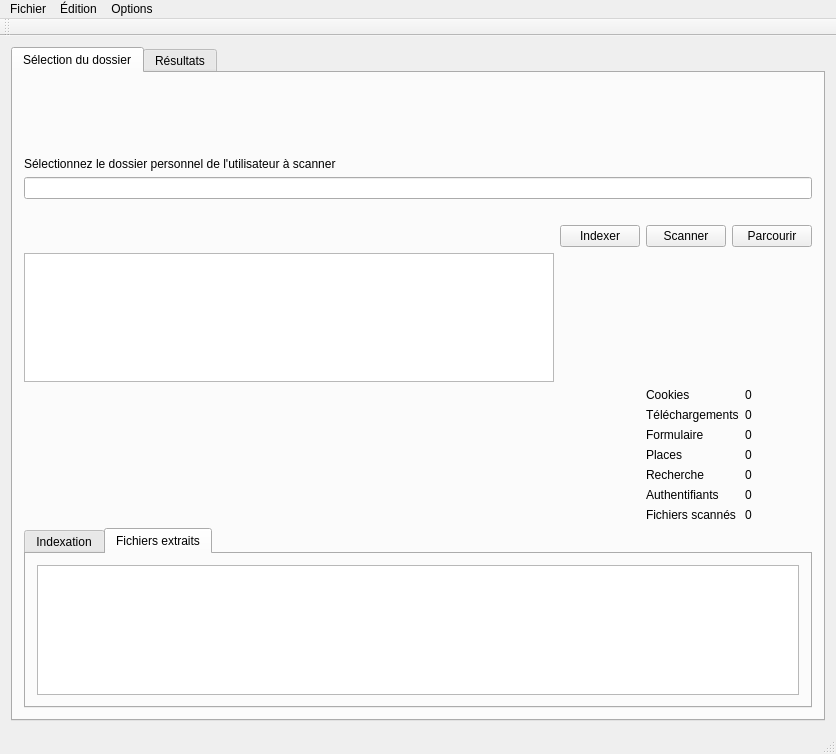
Above: ui/main_window.ui from mgrzybek/forensics-data-extractor before the change. Below: the same form after it.
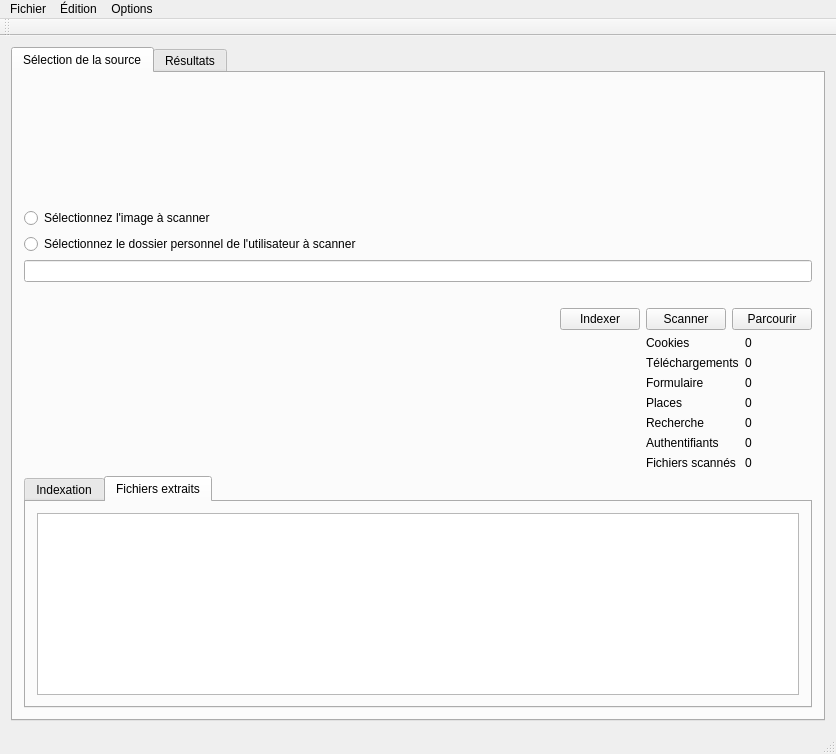
That is the form after the change.

Commit message:
Adding image scanning
Using Sleuthkit to scan image files

Patch:
```diff
--- a/ui/main_window.ui
+++ b/ui/main_window.ui
@@ -22,59 +22,10 @@
       </property>
       <widget class="QWidget" name="tab_fs">
        <attribute name="title">
-        <string>Sélection du dossier</string>
+        <string>Sélection de la source</string>
        </attribute>
        <layout class="QGridLayout" name="gridLayout">
-        <item row="0" column="3">
-         <spacer name="verticalSpacer_3">
-          <property name="orientation">
-           <enum>Qt::Vertical</enum>
-          </property>
-          <property name="sizeHint" stdset="0">
-           <size>
-            <width>20</width>
-            <height>137</height>
-           </size>
-          </property>
-         </spacer>
-        </item>
-        <item row="1" column="0">
-         <widget class="QLabel" name="label">
-          <property name="text">
-           <string>Sélectionnez le dossier personnel de l'utilisateur à scanner</string>
-          </property>
-         </widget>
-        </item>
-        <item row="2" column="0" colspan="4">
-         <widget class="QLineEdit" name="directory_line"/>
-        </item>
-        <item row="3" column="0" colspan="4">
-         <spacer name="horizontalSpacer_2">
-          <property name="orientation">
-           <enum>Qt::Horizontal</enum>
-          </property>
-          <property name="sizeHint" stdset="0">
-           <size>
-            <width>793</width>
-            <height>20</height>
-           </size>
-          </property>
-         </spacer>
-        </item>
-        <item row="4" column="0">
-         <spacer name="horizontalSpacer">
-          <property name="orientation">
-           <enum>Qt::Horizontal</enum>
-          </property>
-          <property name="sizeHint" stdset="0">
-           <size>
-            <width>600</width>
-            <height>20</height>
-           </size>
-          </property>
-         </spacer>
-        </item>
-        <item row="4" column="1" colspan="3">
+        <item row="5" column="1" colspan="3">
          <layout class="QHBoxLayout" name="horizontalLayout">
           <item>
            <widget class="QPushButton" name="index_button">
@@ -99,19 +50,6 @@
           </item>
          </layout>
         </item>
-        <item row="5" column="2">
-         <spacer name="verticalSpacer">
-          <property name="orientation">
-           <enum>Qt::Vertical</enum>
-          </property>
-          <property name="sizeHint" stdset="0">
-           <size>
-            <width>20</width>
-            <height>61</height>
-           </size>
-          </property>
-         </spacer>
-        </item>
         <item row="6" column="0" colspan="2">
          <spacer name="horizontalSpacer_3">
           <property name="orientation">
@@ -125,6 +63,35 @@
           </property>
          </spacer>
         </item>
+        <item row="5" column="0">
+         <spacer name="horizontalSpacer">
+          <property name="orientation">
+           <enum>Qt::Horizontal</enum>
+          </property>
+          <property name="sizeHint" stdset="0">
+           <size>
+            <width>600</width>
+            <height>20</height>
+           </size>
+          </property>
+         </spacer>
+        </item>
+        <item row="4" column="0" colspan="4">
+         <spacer name="horizontalSpacer_2">
+          <property name="orientation">
+           <enum>Qt::Horizontal</enum>
+          </property>
+          <property name="sizeHint" stdset="0">
+           <size>
+            <width>793</width>
+            <height>20</height>
+           </size>
+          </property>
+         </spacer>
+        </item>
+        <item row="3" column="0" colspan="4">
+         <widget class="QLineEdit" name="source_line"/>
+        </item>
         <item row="6" column="2" colspan="2">
          <layout class="QFormLayout" name="formLayout">
           <property name="fieldGrowthPolicy">
@@ -261,8 +228,32 @@
           </widget>
          </widget>
         </item>
-        <item row="5" column="0">
-         <widget class="QTableView" name="tableView"/>
+        <item row="0" column="1">
+         <spacer name="verticalSpacer_3">
+          <property name="orientation">
+           <enum>Qt::Vertical</enum>
+          </property>
+          <property name="sizeHint" stdset="0">
+           <size>
+            <width>20</width>
+            <height>137</height>
+           </size>
+          </property>
+         </spacer>
+        </item>
+        <item row="1" column="0">
+         <widget class="QRadioButton" name="radio_image">
+          <property name="text">
+           <string>Sélectionnez l'image à scanner</string>
+          </property>
+         </widget>
+        </item>
+        <item row="2" column="0">
+         <widget class="QRadioButton" name="radio_directory">
+          <property name="text">
+           <string>Sélectionnez le dossier personnel de l'utilisateur à scanner</string>
+          </property>
+         </widget>
         </item>
        </layout>
       </widget>
```
Left out of the diff: 24 changed lines with no effect on the pictures. The commit also changes 5 other files.
